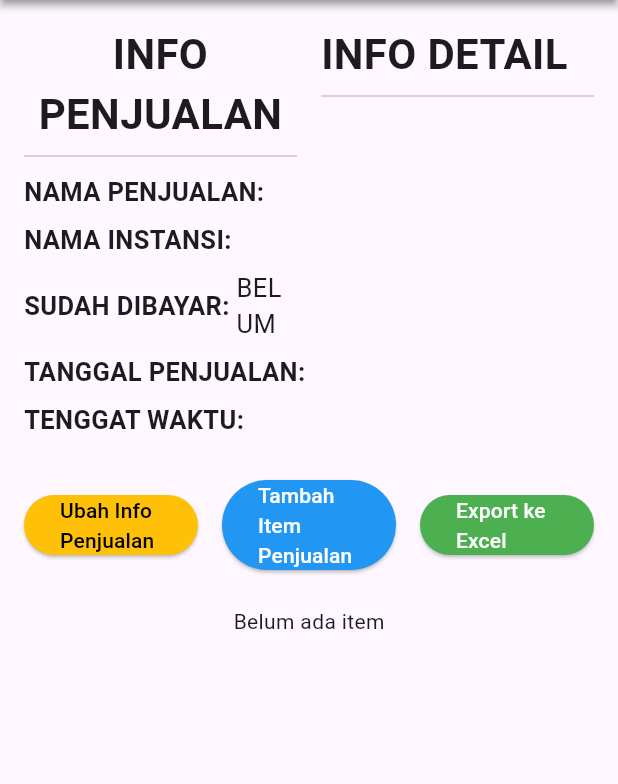
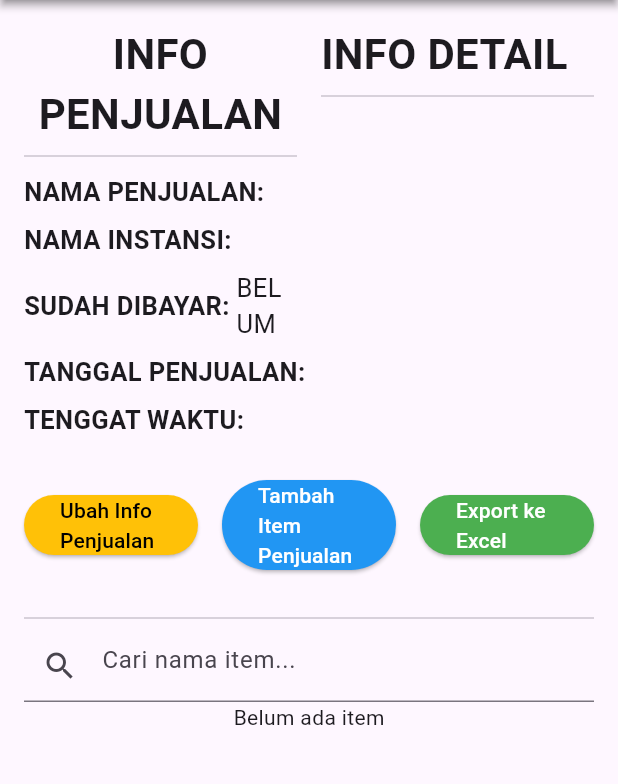
Before and after one commit to TehGaa/program_toko, a Flutter app: the SalesDetailPage screen opened directly with empty values, after a tap on "Tambah Item Penjualan", on a phone screen of 412 x 824 dp, the part 84-868 px from its top. Run offline on Flutter 3.47's test engine with Material 3 defaults, Android fonts, the phone set to English and light mode, and no system bars; our stand-ins replace drift, flutter_multi_formatter; missing offline and left inert: excel; accounts and stored records are empty; generated files the repository leaves out were written again.

Commit message:
feat: add search sale item

```diff
--- a/lib/Sales/page/sales_detail_page.dart
+++ b/lib/Sales/page/sales_detail_page.dart
@@ -1,3 +1,4 @@
+import 'dart:async';
 import 'dart:convert';
 
 import 'package:drift/drift.dart' as drift;
@@ -32,6 +33,7 @@ class _SalesDetailPageState extends State<SalesDetailPage> {
   Future<List<SaleItem>>? _saleItems;
 
   final _formKey = GlobalKey<FormState>();
+  Timer? _debounce;
 
   final _namaPenjualanController = TextEditingController();
   final _namaInstansiController = TextEditingController();
@@ -46,6 +48,8 @@ class _SalesDetailPageState extends State<SalesDetailPage> {
   final _unitController = TextEditingController();
   final _multiplierController = TextEditingController();
 
+  final _searchController = TextEditingController();
+
   // final _formatterMaxJumlahItem = MaxValueInputFormatter();
   // final _formatterMinHargaItem = MinValueInputFormatter();
 
@@ -58,7 +62,7 @@ class _SalesDetailPageState extends State<SalesDetailPage> {
   var dropdownUnit = <Map<String, dynamic>>[];
 
   final List<Map<String, TextEditingController>> _identifierControllers = [];
-  final List<Item> _items = [];
+  Future<List<Item>>? _items;
   late Item? itemTerpilih;
 
   @override
@@ -71,6 +75,7 @@ class _SalesDetailPageState extends State<SalesDetailPage> {
   @override
   void dispose() {
     _namaPenjualanController.dispose();
+    _namaInstansiController.dispose();
     _tanggalPenjualanController.dispose();
     _tenggatPenjualanController.dispose();
     _sudahDibayarController.dispose();
@@ -80,6 +85,7 @@ class _SalesDetailPageState extends State<SalesDetailPage> {
     _unitTerkecilController.dispose();
     _unitController.dispose();
     _multiplierController.dispose();
+    _searchController.dispose();
     super.dispose();
   }
 
@@ -94,20 +100,25 @@ class _SalesDetailPageState extends State<SalesDetailPage> {
     });
   }
 
-  void _loadItems() async {
-    final saleWithSaleItems = await globals.database.salesDao
-        .getSalesWithSaleItemsBySaleId(widget.saleId);
-    var existedNamaItems = <String>[];
-    for (SaleItem saleItem in saleWithSaleItems.saleItems!) {
-      existedNamaItems.add(saleItem.namaItem);
+  void _loadItems() {
+    setState(() {
+      _items = globals.database.salesDao.getAvailableItemsNotInSale(
+        widget.saleId,
+      );
+    });
   }
 
-    var query = globals.database.select(globals.database.items);
-    query.where((tbl) => tbl.stokUnitTerkecil.isBiggerThanValue(0));
-    query.where((tbl) => tbl.namaItem.upper().isNotIn(existedNamaItems));
-    var result = await query.get();
-    _items.clear();
-    _items.addAll(result);
+  void _searchSaleItems(String keyword) {
+    if (keyword.isEmpty) {
+      _loadSales();
+    } else {
+      setState(() {
+        _saleItems = globals.database.salesDao.searchByNameBySaleId(
+          keyword,
+          widget.saleId,
+        );
+      });
+    }
   }
 
   void _addNewIdentifierField() {
@@ -138,7 +149,10 @@ class _SalesDetailPageState extends State<SalesDetailPage> {
           : false;
 
       final identifiers = _identifierControllers.map((map) {
-        return {"field": map["field"]!.text.toUpperCase(), "isi": map["isi"]!.text.toUpperCase()};
+        return {
+          "field": map["field"]!.text.toUpperCase(),
+          "isi": map["isi"]!.text.toUpperCase(),
+        };
       }).toList();
 
       final jsonIdentifier = jsonEncode(identifiers);
@@ -174,12 +188,14 @@ class _SalesDetailPageState extends State<SalesDetailPage> {
             ItemsCompanion.insert(
               id: drift.Value(itemTerpilih!.id),
               namaItem: itemTerpilih!.namaItem,
-              stokUnitTerkecil: itemTerpilih!.stokUnitTerkecil -
-                (int.parse(_jumlahController.text) * int.parse(_multiplierController.text)),
+              stokUnitTerkecil:
+                  itemTerpilih!.stokUnitTerkecil -
+                  (int.parse(_jumlahController.text) *
+                      int.parse(_multiplierController.text)),
               unitTerkecil: itemTerpilih!.unitTerkecil,
               hargaItem: itemTerpilih!.hargaItem,
               konversi: itemTerpilih!.konversi,
-              updatedAt: drift.Value(DateTime.now())
+              updatedAt: drift.Value(DateTime.now()),
             ),
           );
 
@@ -205,7 +221,7 @@ class _SalesDetailPageState extends State<SalesDetailPage> {
 
   void _deleteSaleItem(SaleItem saleItem) {
     globals.database.salesDao.deleteSaleItemAndUpdateStock(saleItem.id);
-
+    _searchController.clear();
     Navigator.pop(context);
     _loadSales();
     _loadItems();
@@ -366,8 +382,9 @@ class _SalesDetailPageState extends State<SalesDetailPage> {
 
         final items = snapshot.data!;
         var totalSaleItem = 0;
-        for (SaleItem saleItem in snapshot.data!){
-          totalSaleItem += saleItem.harga * saleItem.jumlah * saleItem.multiplier;
+        for (SaleItem saleItem in snapshot.data!) {
+          totalSaleItem +=
+              saleItem.harga * saleItem.jumlah * saleItem.multiplier;
         }
         return LayoutBuilder(
           builder: (context, constraints) {
@@ -576,6 +593,21 @@ class _SalesDetailPageState extends State<SalesDetailPage> {
                 const SizedBox(height: 24),
                 _buildButtonSection(sale),
                 const SizedBox(height: 24),
+                Divider(),
+                TextField(
+                  controller: _searchController,
+                  decoration: InputDecoration(
+                    hintText: 'Cari nama item...',
+                    prefixIcon: Icon(Icons.search),
+                  ),
+                  onChanged: (value) {
+                    if (_debounce?.isActive ?? false) _debounce!.cancel();
+
+                    _debounce = Timer(const Duration(milliseconds: 700), () {
+                      _searchSaleItems(value);
+                    });
+                  },
+                ),
                 _buildItemSection(),
               ],
             ),
@@ -628,13 +660,30 @@ class _SalesDetailPageState extends State<SalesDetailPage> {
 
                       child: Column(
                         children: [
-                          Autocomplete<String>(
+                          FutureBuilder<List<Item>>(
+                            future: _items, // Future<List<Item>>
+                            builder: (context, snapshot) {
+                              if (snapshot.connectionState ==
+                                  ConnectionState.waiting) {
+                                return const CircularProgressIndicator();
+                              } else if (snapshot.hasError) {
+                                return Text(
+                                  'Terjadi kesalahan: ${snapshot.error}',
+                                );
+                              } else if (!snapshot.hasData ||
+                                  snapshot.data!.isEmpty) {
+                                return const Text('Tidak ada item tersedia.');
+                              }
+
+                              final items = snapshot.data!;
+
+                              return Autocomplete<String>(
                                 optionsBuilder:
                                     (TextEditingValue textEditingValue) {
                                       if (textEditingValue.text.isEmpty) {
                                         return const Iterable<String>.empty();
                                       }
-                                  return _items
+                                      return items
                                           .where(
                                             (Item item) => item.namaItem
                                                 .toUpperCase()
@@ -647,15 +696,18 @@ class _SalesDetailPageState extends State<SalesDetailPage> {
                                           .toList();
                                     },
                                 onSelected: (String val) {
-                              final item = _items.firstWhere(
-                                (item) => item.namaItem.toUpperCase().contains(
+                                  final item = items.firstWhere(
+                                    (item) =>
+                                        item.namaItem.toUpperCase() ==
                                         val.toUpperCase(),
-                                ),
+                                    orElse: () => items
+                                        .first, // fallback jika tidak ketemu
                                   );
 
                                   setState(() {
                                     _namaItemController.text = item.namaItem;
                                     isItemSelected = true;
+
                                     dropdownUnit
                                       ..clear()
                                       ..add({
@@ -670,28 +722,32 @@ class _SalesDetailPageState extends State<SalesDetailPage> {
                                           jsonDecode(item.konversi),
                                         );
                                     dropdownUnit.addAll(konversiList);
+
                                     _unitTerkecilController.text =
-                                    itemTerpilih!.unitTerkecil;
+                                        item.unitTerkecil;
                                   });
                                 },
                                 fieldViewBuilder:
                                     (
                                       BuildContext context,
-                                  TextEditingController textEditingController,
+                                      TextEditingController
+                                      textEditingController,
                                       FocusNode focusNode,
                                       VoidCallback onFieldSubmitted,
                                     ) {
                                       return TextFormField(
                                         controller: textEditingController,
                                         focusNode: focusNode,
-                                    decoration: InputDecoration(
+                                        decoration: const InputDecoration(
                                           labelText: 'Nama Item',
                                         ),
                                         enabled: !isItemSelected,
-                                    style: TextStyle(
+                                        style: const TextStyle(
                                           fontSize: 17,
                                           fontWeight: FontWeight.bold,
                                         ),
+                                      );
+                                    },
                               );
                             },
                           ),
@@ -772,7 +828,9 @@ class _SalesDetailPageState extends State<SalesDetailPage> {
                                     labelText: "Jumlah Barang",
                                   ),
                                   validator: (String? value) {
-                                    if (value == null || value.isEmpty || value.compareTo("0") == 0) {
+                                    if (value == null ||
+                                        value.isEmpty ||
+                                        value.compareTo("0") == 0) {
                                       return 'Jumlah barang tidak boleh kosong!';
                                     }
                                     final valueInt = int.parse(value);
@@ -874,6 +932,7 @@ class _SalesDetailPageState extends State<SalesDetailPage> {
       maxJumlahItem = 0;
       minHargaItem = 0;
       itemTerpilih = null;
+      _searchController.clear();
     });
   }
 
--- a/lib/database/sales_dao.dart
+++ b/lib/database/sales_dao.dart
@@ -67,6 +67,22 @@ class SalesDao extends DatabaseAccessor<AppDatabase> with _$SalesDaoMixin {
     }
 
     return result;
+  }
+
+  Future<List<SaleItem>> searchByNameBySaleId(
+    String keyword,
+    int saleId,
+  ) async {
+    final query = (select(saleItems)
+      ..where(
+        (tbl) => tbl.namaItem.like('%$keyword%') & tbl.saleId.equals(saleId),
+      ));
+    query.orderBy([
+      (tbl) => OrderingTerm(expression: tbl.createdAt, mode: OrderingMode.desc),
+    ]);
+    final searchedItems = await query.get();
+
+    return searchedItems;
   }
 
   Future<List<SalesWithSaleItems>> getAllSalesWithSaleItems() async {
@@ -145,6 +161,32 @@ class SalesDao extends DatabaseAccessor<AppDatabase> with _$SalesDaoMixin {
     });
   }
 
+  Future<List<Item>> getAvailableItemsNotInSale(int saleId) async {
+    // Ambil Sale beserta SaleItems
+    final saleWithItems = await db.salesDao.getSalesWithSaleItemsBySaleId(
+      saleId,
+    );
+
+    // Ambil nama-nama item yang sudah ada
+    final existedNamaItems = <String>[];
+    for (final saleItem in saleWithItems.saleItems ?? []) {
+      existedNamaItems.add(saleItem.namaItem);
+    }
+
+    final query = select(db.items)
+      ..where((tbl) => tbl.stokUnitTerkecil.isBiggerThanValue(0));
+
+    if (existedNamaItems.isNotEmpty) {
+      query.where(
+        (tbl) => tbl.namaItem.upper().isNotIn(
+          existedNamaItems.map((e) => e.toUpperCase()),
+        ),
+      );
+    }
+
+    return query.get();
+  }
+
   Future<void> deleteSaleItemAndUpdateStock(int saleItemId) async {
     return transaction(() async {
       final saleItem = await (select(
@@ -155,9 +197,12 @@ class SalesDao extends DatabaseAccessor<AppDatabase> with _$SalesDaoMixin {
         throw Exception("SaleItem dengan ID $saleItemId tidak ditemukan.");
       }
 
-      final item = await (select(
-        items,
-      )..where((i) => i.namaItem.upper().equals(saleItem.namaItem.toUpperCase()))).getSingleOrNull();
+      final item =
+          await (select(items)..where(
+                (i) =>
+                    i.namaItem.upper().equals(saleItem.namaItem.toUpperCase()),
+              ))
+              .getSingleOrNull();
 
       if (item != null) {
         final updatedStock =
@@ -166,7 +211,7 @@ class SalesDao extends DatabaseAccessor<AppDatabase> with _$SalesDaoMixin {
         await (update(items)..where((i) => i.id.equals(item.id))).write(
           ItemsCompanion(
             stokUnitTerkecil: Value(updatedStock),
-            updatedAt: Value(DateTime.now())
+            updatedAt: Value(DateTime.now()),
           ),
         );
       }
--- a/lib/drawer.dart
+++ b/lib/drawer.dart
@@ -39,7 +39,7 @@ class _ProjectTokoDrawerState extends State<ProjectTokoDrawer> {
             },
           ),
           ListTile(
-            title: const Text("Tambah Item"),
+            title: const Text("Item"),
             onTap: () {
               Navigator.pushReplacement(
                 context,
```
Lines whose indentation alone changed are shown as unchanged.
